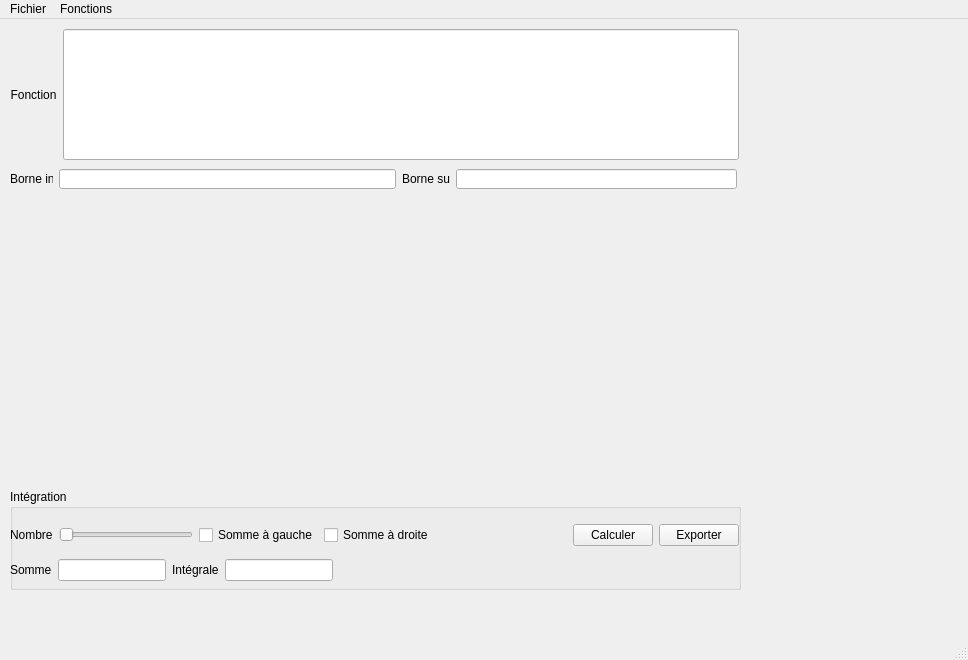
Above: ui/fenêtre_principale.ui from SimonCooper235/TP2-Session-3 before the change. Below: the same form after it.
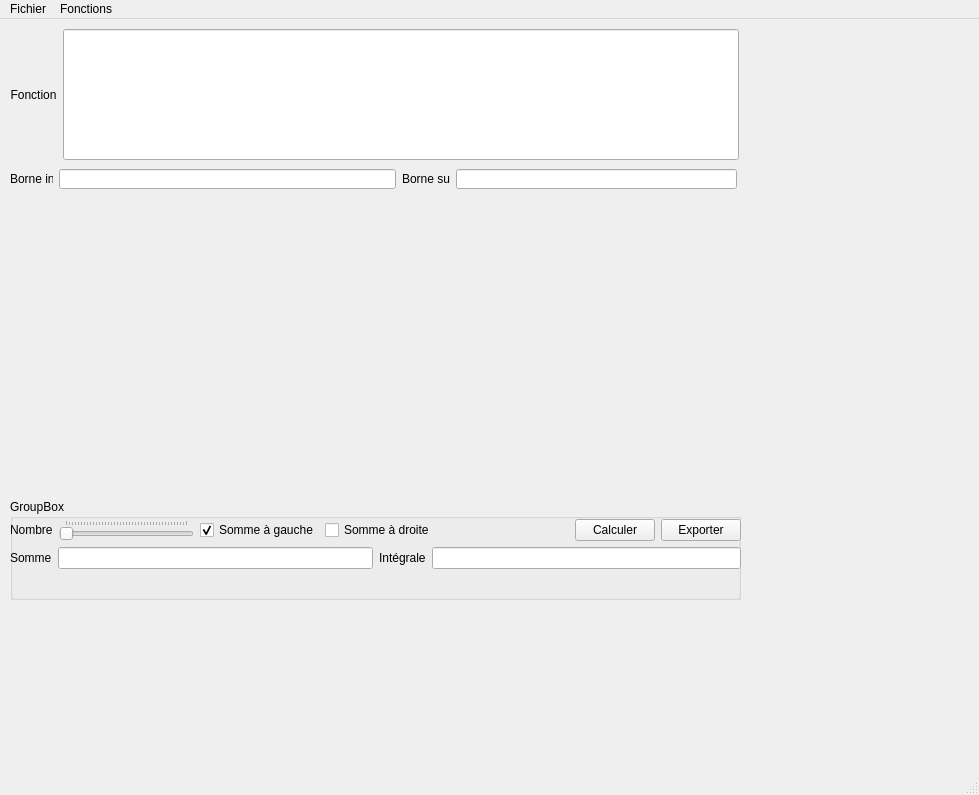
That is the form after the change.

Commit message: relocalisé modele_liste_fonctions.py à modele_integration.pyet commencé à ajouter l'intégration.

What changed in the file:
```diff
--- a/ui/fenêtre_principale.ui
+++ b/ui/fenêtre_principale.ui
@@ -6,8 +6,8 @@
    <rect>
     <x>0</x>
     <y>0</y>
-    <width>968</width>
-    <height>660</height>
+    <width>979</width>
+    <height>795</height>
    </rect>
   </property>
   <property name="windowTitle">
@@ -150,29 +150,25 @@
     <property name="geometry">
      <rect>
       <x>10</x>
-      <y>470</y>
+      <y>480</y>
       <width>731</width>
       <height>101</height>
      </rect>
     </property>
-    <property name="maximumSize">
-     <size>
-      <width>731</width>
-      <height>101</height>
-     </size>
-    </property>
     <property name="title">
-     <string>Intégration</string>
+     <string>GroupBox</string>
     </property>
     <widget class="QWidget" name="layoutWidget">
      <property name="geometry">
       <rect>
        <x>0</x>
        <y>20</y>
-       <width>729</width>
-       <height>52</height>
+       <width>731</width>
+       <height>81</height>
       </rect>
      </property>
+     <layout class="QVBoxLayout" name="verticalLayout">
+      <item>
      <layout class="QHBoxLayout" name="horizontalLayout_4">
       <item>
        <widget class="QLabel" name="label_4">
@@ -182,10 +178,28 @@
        </widget>
       </item>
       <item>
-       <widget class="QSlider" name="horizontalSlider">
+         <widget class="QSlider" name="nombreHorizontalSlider">
+          <property name="maximum">
+           <number>1000</number>
+          </property>
+          <property name="singleStep">
+           <number>100</number>
+          </property>
         <property name="orientation">
          <enum>Qt::Horizontal</enum>
         </property>
+          <property name="invertedAppearance">
+           <bool>false</bool>
+          </property>
+          <property name="invertedControls">
+           <bool>false</bool>
+          </property>
+          <property name="tickPosition">
+           <enum>QSlider::TicksAbove</enum>
+          </property>
+          <property name="tickInterval">
+           <number>25</number>
+          </property>
        </widget>
       </item>
       <item>
@@ -193,6 +207,9 @@
         <property name="text">
          <string>Somme à gauche</string>
         </property>
+          <property name="checked">
+           <bool>true</bool>
+          </property>
        </widget>
       </item>
       <item>
@@ -230,16 +247,8 @@
        </widget>
       </item>
      </layout>
-    </widget>
-    <widget class="QWidget" name="horizontalLayoutWidget_2">
-     <property name="geometry">
-      <rect>
-       <x>0</x>
-       <y>70</y>
-       <width>731</width>
-       <height>80</height>
-      </rect>
-     </property>
+      </item>
+      <item>
      <layout class="QHBoxLayout" name="horizontalLayout_3" stretch="0,0">
       <property name="spacing">
        <number>6</number>
@@ -260,7 +269,11 @@
          </widget>
         </item>
         <item row="0" column="1">
-         <widget class="QLineEdit" name="lineEdit_3"/>
+           <widget class="QLineEdit" name="sommeLineEdit">
+            <property name="readOnly">
+             <bool>true</bool>
+            </property>
+           </widget>
         </item>
        </layout>
       </item>
@@ -274,7 +287,13 @@
          </widget>
         </item>
         <item row="0" column="1">
-         <widget class="QLineEdit" name="lineEdit_4"/>
+           <widget class="QLineEdit" name="integraleLineEdit">
+            <property name="readOnly">
+             <bool>true</bool>
+            </property>
+           </widget>
+          </item>
+         </layout>
         </item>
        </layout>
       </item>
@@ -287,7 +306,7 @@
     <rect>
      <x>0</x>
      <y>0</y>
-     <width>968</width>
+     <width>979</width>
      <height>21</height>
     </rect>
    </property>
```
Left out of the diff: 12 changed lines with no effect on the pictures. Lines whose indentation alone changed are shown as unchanged. The commit also changes 4 other files.
